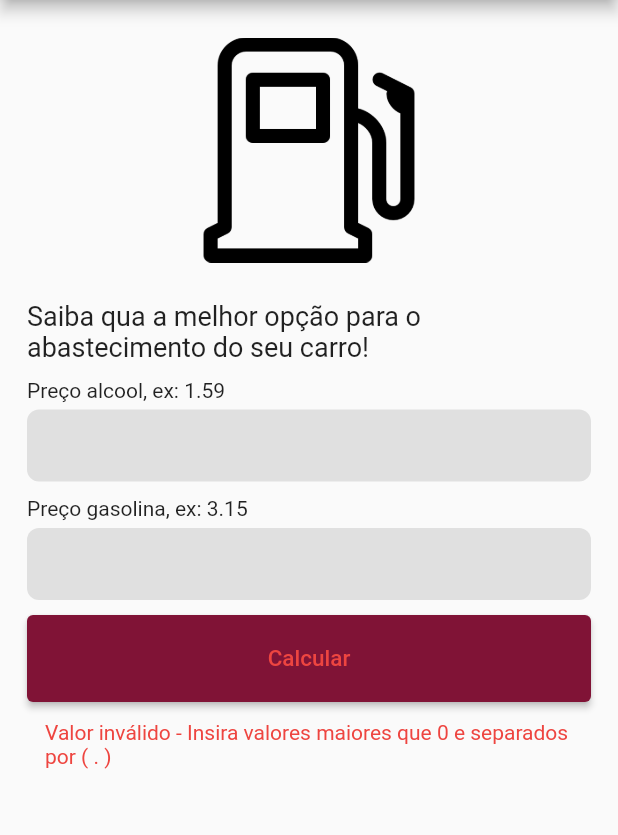
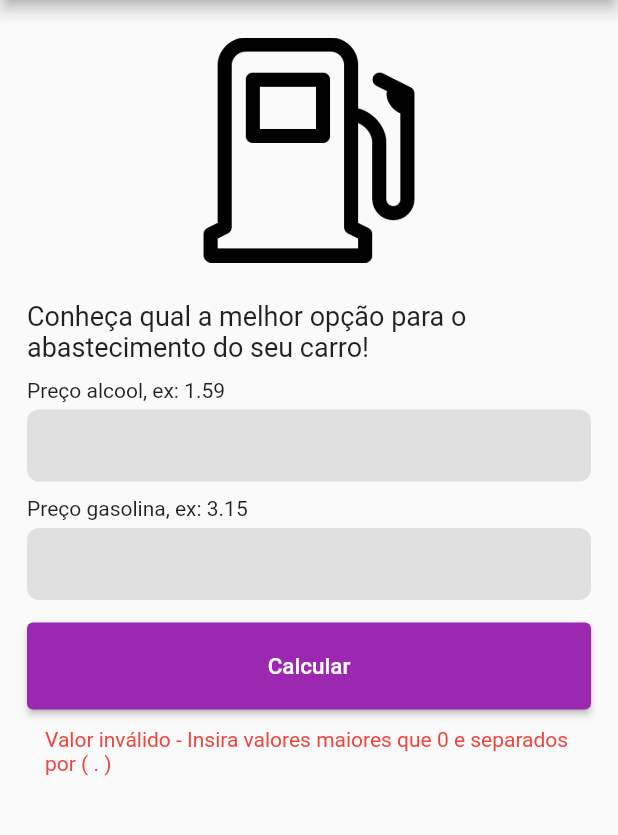
Before and after one commit to BrunoRabbit/alcool-ou-gasolina, a Flutter app: the screen it shows after launch, after a tap on "Calcular", on a phone screen of 412 x 824 dp, the part 84-919 px from its top. Run offline on Flutter 3.47's test engine with Material 2 defaults, Android fonts, the phone set to English and light mode, and no system bars.

Commit message:
feat: add widget life cicle and minor changes

```diff
--- a/lib/presentation/pages/home_screen.dart
+++ b/lib/presentation/pages/home_screen.dart
@@ -1,7 +1,5 @@
 import 'package:alcool_ou_gasolina/components/custom_row_input.dart';
 import 'package:flutter/material.dart';
-
-extension DoubleHelper on double {}
 
 class HomeScreen extends StatefulWidget {
   const HomeScreen({Key? key}) : super(key: key);
@@ -11,43 +9,17 @@ class HomeScreen extends StatefulWidget {
 }
 
 class _HomeScreenState extends State<HomeScreen> {
-  final TextEditingController _alcoholController = TextEditingController();
+  late TextEditingController _alcoholController;
+  late TextEditingController _gasolineController;
+  late String errorMessage;
 
-  final TextEditingController _gasolineController = TextEditingController();
-
-  String errorMessage = "";
-
-  void calculate() {
-    double? _alcoholValue = double.tryParse(_alcoholController.text);
-    double? _gasolineValue = double.tryParse(_gasolineController.text);
-
-    if (_alcoholValue == null || _gasolineValue == null) {
-      setState(() {
-        errorMessage =
-            "Valor inválido - Insira valores maiores que 0 e separados por ( . )";
-      });
-    } else {
-      if ((_alcoholValue / _gasolineValue) >= 0.7) {
-        setState(() {
-          errorMessage = "Melhor abastecer com Gasolina";
-        });
-      } else {
-        setState(() {
-          errorMessage = "Melhor abastecer com Alcool";
-        });
-      }
-    }
+  @override
+  void initState() {
+    super.initState();
+    _alcoholController = TextEditingController();
+    _gasolineController = TextEditingController();
+    errorMessage = "";
   }
-
-  /*
-
-    Color.fromRGBO(238, 69, 64, 1) - #EE4540 - laranja pouco escuro
-    Color.fromRGBO(199, 44, 65, 1) - #C72C41 - vermelho
-    Color.fromRGBO(128, 19, 54, 1) - #801336 - vermelho escuro
-    Color.fromRGBO(81, 10, 50, 1) - #510A32 - roxo escuro
-    Color.fromRGBO(45,20,44,1) - #2D142C - preto/marrom escuro
-
-  */
 
   @override
   Widget build(BuildContext context) {
@@ -73,7 +45,7 @@ class _HomeScreenState extends State<HomeScreen> {
                 ),
               ),
               const Text(
-                "Saiba qua a melhor opção para o abastecimento do seu carro!",
+                "Conheça qual a melhor opção para o abastecimento do seu carro!",
                 style: TextStyle(
                   fontSize: 18,
                 ),
@@ -93,7 +65,7 @@ class _HomeScreenState extends State<HomeScreen> {
                 controller: _gasolineController,
               ),
               const SizedBox(
-                height: 10,
+                height: 15,
               ),
               Row(
                 children: [
@@ -106,15 +78,14 @@ class _HomeScreenState extends State<HomeScreen> {
                         child: const Text(
                           'Calcular',
                           style: TextStyle(
-                            color: Color.fromRGBO(238, 69, 64, 1),
                             fontSize: 15,
                           ),
                         ),
                         style: ElevatedButton.styleFrom(
                           padding: const EdgeInsets.all(20),
-                          primary: const Color.fromRGBO(128, 19, 54, 1),
+                          primary: Colors.purple,
                         ),
-                        onPressed: () => calculate(),
+                        onPressed: calculateBetter,
                       ),
                     ),
                   ),
@@ -135,4 +106,26 @@ class _HomeScreenState extends State<HomeScreen> {
       ),
     );
   }
+
+  void calculateBetter() {
+    double? _alcoholValue = double.tryParse(_alcoholController.text);
+    double? _gasolineValue = double.tryParse(_gasolineController.text);
+
+    if (_alcoholValue == null || _gasolineValue == null) {
+      setState(() {
+        errorMessage =
+            "Valor inválido - Insira valores maiores que 0 e separados por ( . )";
+      });
+    } else {
+      if ((_alcoholValue / _gasolineValue) >= 0.7) {
+        setState(() {
+          errorMessage = "Melhor abastecer com Gasolina";
+        });
+      } else {
+        setState(() {
+          errorMessage = "Melhor abastecer com Alcool";
+        });
+      }
+    }
+  }
 }
```
